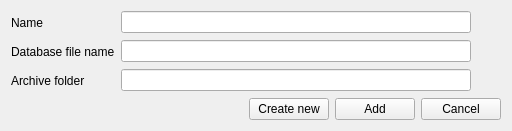
The window that src/home/flibrary/gui/dialogs/AddCollectionDialog.ui (heimdallr/books) describes before a commit, drawn with Qt 5.
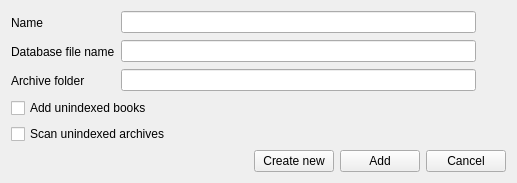
The same window after the commit. Icons and pictures are not drawn.

Commit message: #23 Галки в ui на включение в коллекцию книг не из inpx

The edit to the form file:
```diff
--- a/src/home/flibrary/gui/dialogs/AddCollectionDialog.ui
+++ b/src/home/flibrary/gui/dialogs/AddCollectionDialog.ui
@@ -9,8 +9,8 @@
    <rect>
     <x>0</x>
     <y>0</y>
-    <width>512</width>
-    <height>129</height>
+    <width>517</width>
+    <height>182</height>
    </rect>
   </property>
   <property name="sizePolicy">
@@ -25,7 +25,7 @@
   <property name="modal">
    <bool>true</bool>
   </property>
-  <layout class="QVBoxLayout" name="verticalLayout" stretch="75,25">
+  <layout class="QVBoxLayout" name="verticalLayout">
    <item>
     <layout class="QGridLayout" name="gridLayout">
      <item row="1" column="1">
@@ -129,6 +129,20 @@
      </item>
     </layout>
    </item>
+   <item>
+    <widget class="QCheckBox" name="checkBoxAddUnindexedBooks">
+     <property name="text">
+      <string>Add unindexed books</string>
+     </property>
+    </widget>
+   </item>
+   <item>
+    <widget class="QCheckBox" name="checkBoxScanUnindexedArchives">
+     <property name="text">
+      <string>Scan unindexed archives</string>
+     </property>
+    </widget>
+   </item>
    <item>
     <layout class="QHBoxLayout" name="layoutButton" stretch="0,1,0,0,0">
      <property name="sizeConstraint">
```
The commit also changes 3 other files.
